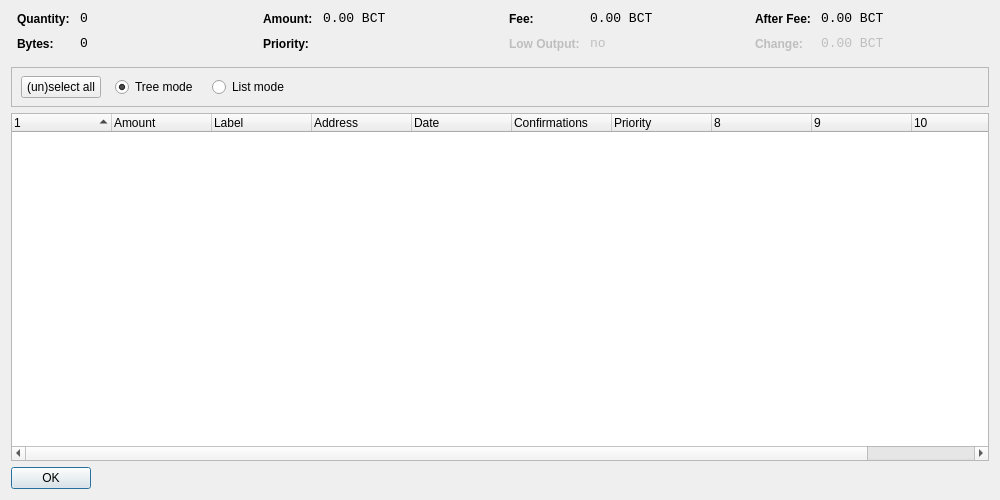
jamcont/BancoinCore, file src/qt/forms/coincontroldialog.ui: the form before one commit.
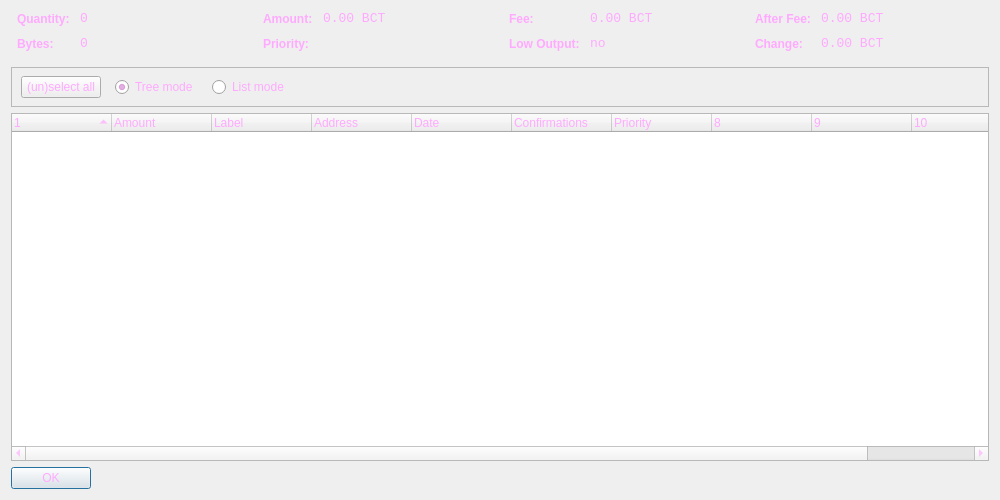
The form after the commit. Icons and pictures are not drawn. Custom widgets are drawn as their Qt base class.

```diff
--- a/src/qt/forms/coincontroldialog.ui
+++ b/src/qt/forms/coincontroldialog.ui
@@ -13,6 +13,10 @@
   <property name="windowTitle">
    <string>Coin Control</string>
   </property>
+  <property name="styleSheet">
+   <string notr="true">background-image: url(:/images/bkg2);
+color: rgb(255, 170, 255);</string>
+  </property>
   <layout class="QVBoxLayout" name="verticalLayout">
    <item>
     <layout class="QHBoxLayout" name="horizontalLayoutTop" stretch="0,0,0,0">
@@ -379,7 +383,7 @@
         <height>41</height>
        </rect>
       </property>
-      <layout class="QHBoxLayout" name="horizontalLayoutPanel" stretch="0,0,0,0,0">
+      <layout class="QHBoxLayout" name="horizontalLayoutPanel" stretch="0,0,0,0">
        <property name="spacing">
         <number>14</number>
        </property>
```
